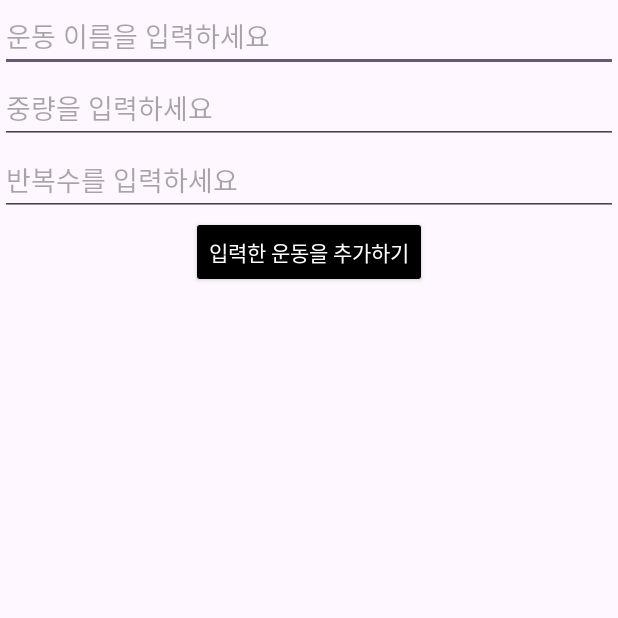
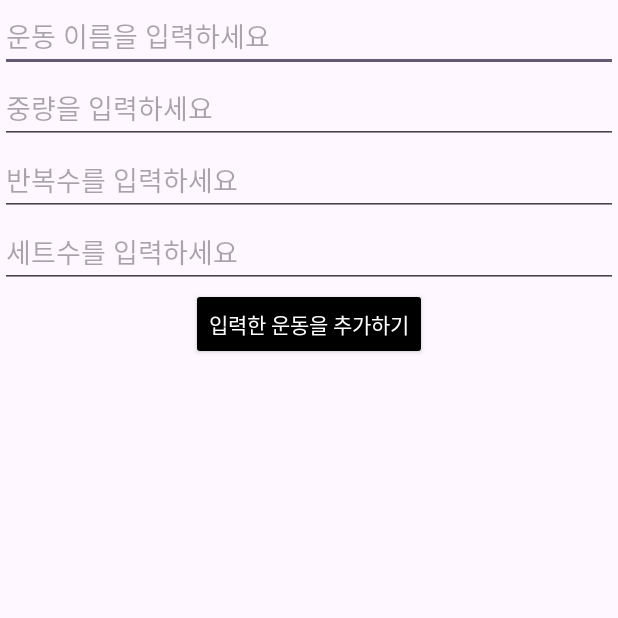
Before and after one commit to Jminu/GymHelper, an Android app: the AddWorkOutActivity screen opened directly, with no data from a screen before it, on a phone screen of 412 x 824 dp, the top half of it. Run offline under Robolectric (Android 15) with nearby library versions, the phone set to English and light mode, and no system bars.

Commit message:
세트 수 추가

```diff
--- a/app/src/main/java/com/example/gymhelper/AddWorkOutActivity.java
+++ b/app/src/main/java/com/example/gymhelper/AddWorkOutActivity.java
@@ -22,6 +22,7 @@ public class AddWorkOutActivity extends Activity {
     EditText addWorkOutText; //입력한 운동
     EditText addWeight; //운동 중량 입력
     EditText addReps; //반복수
+    EditText addSets; //세트수
     Button addBtnDialog; //버튼 누르면 입력한 운동이 StartActivity로 전달
 
     @Override
@@ -32,6 +33,7 @@ public class AddWorkOutActivity extends Activity {
         addWorkOutText = (EditText) findViewById(R.id.addWorkoutEdtText); //운동 입력 텍스트
         addWeight = (EditText) findViewById(R.id.weight); //운동 중량 텍스트
         addReps = (EditText) findViewById(R.id.reps); //반복 수
+        addSets = (EditText) findViewById(R.id.sets); //세트 수
         addBtnDialog = (Button) findViewById(R.id.addWorkoutBtn_dialog); //운동 입력 완료 버튼
 
         addBtnDialog.setOnClickListener(new View.OnClickListener() {
@@ -42,9 +44,11 @@ public class AddWorkOutActivity extends Activity {
                 String workout = addWorkOutText.getText().toString().trim();
                 String weightText = addWeight.getText().toString();
                 String repsText = addReps.getText().toString();
+                String setsText = addSets.getText().toString();
 
                 int weight = Integer.parseInt(weightText);
                 int reps = Integer.parseInt(repsText);
+                int sets = Integer.parseInt(setsText);
 
                 if(!workout.isEmpty()) {
                     //인텐트에 운동 이름 전달
@@ -52,6 +56,7 @@ public class AddWorkOutActivity extends Activity {
                     intent.putExtra("workout", workout); //"workout은 key, workout은 value
                     intent.putExtra("weight", weight); //중량도 전달
                     intent.putExtra("reps", reps); //반복 수 전달
+                    intent.putExtra("sets", sets); //세트 수 전달
                     setResult(RESULT_OK, intent);
                     Toast.makeText(AddWorkOutActivity.this, "추가가 완료되었습니다.", Toast.LENGTH_SHORT).show();
                     finish();
--- a/app/src/main/java/com/example/gymhelper/RecordActivity.java
+++ b/app/src/main/java/com/example/gymhelper/RecordActivity.java
@@ -57,8 +57,8 @@ public class RecordActivity extends Activity {
                         k = 1;
                     }
 
-                    //읽은 날짜 아래로 추가 3줄을 더 읽어야함(운동 정보)
-                    for(int i = 0; i < 4; i++) {
+                    //읽은 날짜 아래로 추가 5줄을 더 읽어야함(운동 정보)
+                    for(int i = 0; i < 5; i++) {
                         if((line = reader.readLine()) != null) {
                             data.append(line).append("\n");
                         }
--- a/app/src/main/java/com/example/gymhelper/StartActivity.java
+++ b/app/src/main/java/com/example/gymhelper/StartActivity.java
@@ -138,9 +138,10 @@ public class StartActivity extends Activity {
             String workoutName = data.getStringExtra("workout"); //key값이 workout인 객체 찾아옴
             int reps = data.getIntExtra("reps", 0); //key값이 reps인 객체 찾아옴
             int weight = data.getIntExtra("weight", 0); //key값이 weight인 객체 찾아옴
+            int sets = data.getIntExtra("sets", 0); //key값이 sets인 객체 찾아옴
 
             if(workoutName != null) {
-                WorkOut workout = new WorkOut(workoutName, reps, weight); //찾아온 것들로 객체 운동객체 생성
+                WorkOut workout = new WorkOut(workoutName, reps, weight, sets); //찾아온 것들로 객체 운동객체 생성
                 workoutList.add(workout); //리스트에 넣음
                 adapter.notifyDataSetChanged();
             }
@@ -161,8 +162,9 @@ public class StartActivity extends Activity {
                 WorkOut workout = workoutList.get(i);
                 data.append("Date : ").append(currentDate).append("\n");
                 data.append("Workout: ").append(workout.getName()).append("\n");
+                data.append("Weight: ").append(workout.getWeight()).append("\n");
                 data.append("Reps: ").append(workout.getReps()).append("\n");
-                data.append("Weight: ").append(workout.getWeight()).append("\n");
+                data.append("Sets: ").append(workout.getSets()).append("\n");
                 data.append("Count: ").append(workout.getCount()).append("\n");
                 data.append("\n");
             }
--- a/app/src/main/java/com/example/gymhelper/WorkoutAdapter.java
+++ b/app/src/main/java/com/example/gymhelper/WorkoutAdapter.java
@@ -30,10 +30,10 @@ public class WorkoutAdapter extends ArrayAdapter<WorkOut> {
 
         nameTextView.setText(workout.getName());
         infoTextView.setText(workout.getWorkInfo());
-        countTextView.setText("수행 횟수 : " + String.valueOf(workout.getCount())); //getCount는 int를 반환하니까 String으로 바꿔줘야함
+        countTextView.setText("수행한 세트 횟수 : " + String.valueOf(workout.getCount())); //getCount는 int를 반환하니까 String으로 바꿔줘야함
 
         //count와 reps가 같아지면 '수행완료'됐다는 뜻으로 초록색으로 바꿈
-        if(workout.getReps() <= workout.getCount()) {
+        if(workout.getSets() <= workout.getCount()) {
             countTextView.setTextColor(getContext().getResources().getColor(android.R.color.holo_green_dark));
         }
         else {
--- a/app/src/main/res/layout/dialog_add_workout.xml
+++ b/app/src/main/res/layout/dialog_add_workout.xml
@@ -21,6 +21,11 @@
         android:layout_height="wrap_content"
         android:id="@+id/reps"
         android:hint="반복수를 입력하세요"/>
+    <EditText
+        android:layout_width="match_parent"
+        android:layout_height="wrap_content"
+        android:hint="세트수를 입력하세요"
+        android:id="@+id/sets"/>
 
     <FrameLayout
         android:layout_width="match_parent"
```
Also changed, not shown: app/src/main/java/com/example/gymhelper/WorkOut.java (+10 -2 lines).
